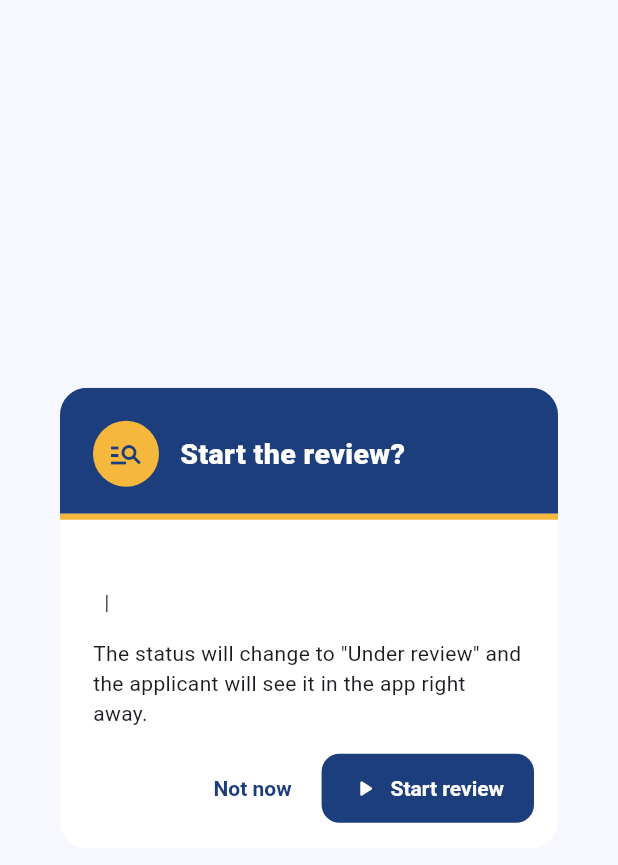
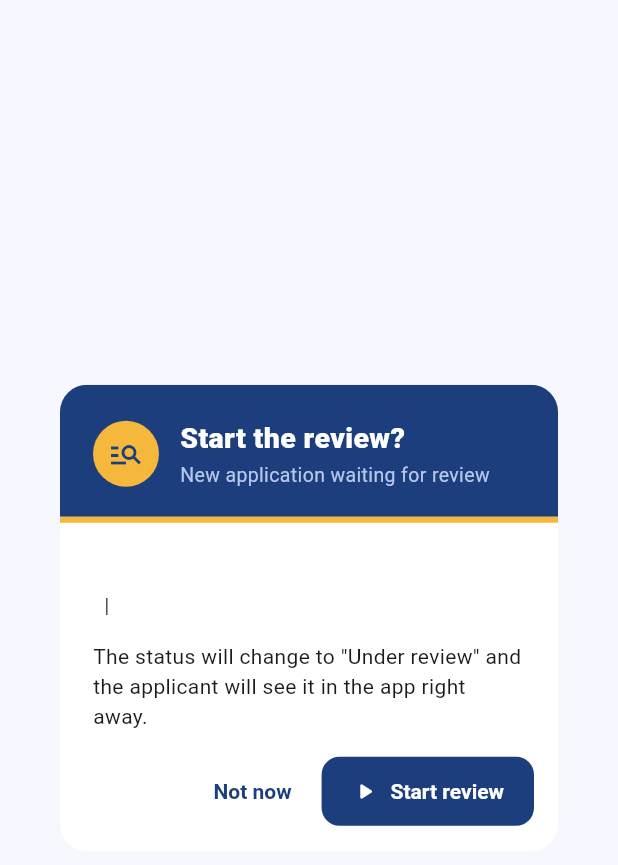
Before and after one commit to Itzmejian/UCU-ParkPermit-Admin, a Flutter app: the _StartReviewDialog widget shown alone on an empty page, opened directly with empty values, on a phone screen of 412 x 824 dp. Shown: the top 865 px of the screen. Run offline on Flutter 3.47's test engine with Material 3 defaults, Android fonts, the phone set to English and light mode, and no system bars; our stand-ins replace qr_flutter, supabase_flutter, web; missing offline and left inert: dart:js_interop, dart:ui_web; accounts and stored records are empty.

Commit message:
Appeals also use the Start review pop-up (Part 16)

```diff
--- a/lib/pages/application_detail_page.dart
+++ b/lib/pages/application_detail_page.dart
@@ -40,7 +40,7 @@ class _ApplicationDetailPageState extends State<ApplicationDetailPage> {
         _app = a;
         _loading = false;
       });
-      if (str(a['status']) == 'pending' && !_askedToStart) {
+      if (_needsStart(a) && !_askedToStart) {
         _askedToStart = true;
         WidgetsBinding.instance.addPostFrameCallback((_) => _askStartReview());
       }
@@ -54,6 +54,19 @@ class _ApplicationDetailPageState extends State<ApplicationDetailPage> {
   }
 
   void _snack(String m) => showSnack(context, m);
+
+  /// True for a new application, or an appeal nobody has started yet.
+  bool _needsStart(Map<String, dynamic> a) {
+    final status = str(a['status']);
+    if (status == 'pending') return true;
+    if (status == 'appeal_review') {
+      final ap = asOne(a['appeals']);
+      return ap.isNotEmpty && str(ap['status']) == 'submitted';
+    }
+    return false;
+  }
+
+  bool _isAppeal(Map<String, dynamic> a) => str(a['status']) == 'appeal_review';
 
   /// Opening a new application asks right away whether to start the review.
   Future<void> _askStartReview() async {
@@ -77,7 +90,11 @@ class _ApplicationDetailPageState extends State<ApplicationDetailPage> {
     final err = await AdminService.startReview(widget.id);
     if (!mounted) return;
     setState(() => _busy = false);
-    _snack(err ?? 'Review started. The applicant now sees "Under review" in the app.');
+    final appeal = _app != null && _isAppeal(_app!);
+    _snack(err ??
+        (appeal
+            ? 'Appeal review started. The applicant now sees "Appeal under review" in the app.'
+            : 'Review started. The applicant now sees "Under review" in the app.'));
     _load();
   }
 
@@ -177,9 +194,12 @@ class _ApplicationDetailPageState extends State<ApplicationDetailPage> {
         ],
       );
     }
+    final needsStart = _needsStart(a);
     final text = switch (status) {
       'pending' => 'This application is not under review yet. Start the review so the applicant sees "Under review" in the app.',
-      'appeal_review' => 'The applicant appealed and uploaded new files. Check them, then decide.',
+      'appeal_review' when needsStart =>
+        'The applicant appealed and uploaded new files. Start the review so the applicant sees "Appeal under review" in the app.',
+      'appeal_review' => 'Appeal under review. Check the new files, then approve or decline.',
       _ => 'Under review. Check the documents against the details, then approve or decline.',
     };
     return SectionCard(
@@ -187,7 +207,7 @@ class _ApplicationDetailPageState extends State<ApplicationDetailPage> {
       children: [
         Text(text, style: const TextStyle(color: AppColors.textMuted)),
         const SizedBox(height: 14),
-        if (status == 'pending')
+        if (needsStart)
           SizedBox(
             width: double.infinity,
             child: FilledButton.icon(
@@ -197,7 +217,7 @@ class _ApplicationDetailPageState extends State<ApplicationDetailPage> {
               ),
               onPressed: _busy ? null : _startReview,
               icon: const Icon(Icons.manage_search),
-              label: const Text('Start review'),
+              label: Text(status == 'appeal_review' ? 'Start appeal review' : 'Start review'),
             ),
           )
         else
@@ -416,6 +436,8 @@ class _StartReviewDialog extends StatelessWidget {
   Widget build(BuildContext context) {
     final p = asOne(app['applicant']);
     final v = asOne(app['vehicle']);
+    final appeal = str(app['status']) == 'appeal_review';
+    final ticket = str(asOne(app['appeals'])['ticket_no']);
     return Dialog(
       clipBehavior: Clip.antiAlias,
       shape: RoundedRectangleBorder(borderRadius: BorderRadius.circular(18)),
@@ -428,17 +450,25 @@ class _StartReviewDialog extends StatelessWidget {
             Container(
               color: AppColors.navy,
               padding: const EdgeInsets.fromLTRB(22, 22, 22, 18),
-              child: const Row(
+              child: Row(
                 children: [
                   CircleAvatar(
                     radius: 22,
                     backgroundColor: AppColors.gold,
-                    child: Icon(Icons.manage_search, color: AppColors.navy),
+                    child: Icon(appeal ? Icons.gavel_outlined : Icons.manage_search, color: AppColors.navy),
                   ),
-                  SizedBox(width: 14),
+                  const SizedBox(width: 14),
                   Expanded(
-                    child: Text('Start the review?',
-                        style: TextStyle(color: Colors.white, fontSize: 19, fontWeight: FontWeight.w800)),
+                    child: Column(
+                      crossAxisAlignment: CrossAxisAlignment.start,
+                      children: [
+                        Text(appeal ? 'Start the appeal review?' : 'Start the review?',
+                            style: const TextStyle(color: Colors.white, fontSize: 19, fontWeight: FontWeight.w800)),
+                        const SizedBox(height: 2),
+                        Text(appeal ? 'The applicant sent corrected documents' : 'New application waiting for review',
+                            style: const TextStyle(color: AppColors.blueSoft, fontSize: 13)),
+                      ],
+                    ),
                   ),
                 ],
               ),
@@ -453,11 +483,14 @@ class _StartReviewDialog extends StatelessWidget {
                       style: const TextStyle(
                           fontFamily: 'monospace', fontWeight: FontWeight.w800, color: AppColors.navy, fontSize: 16)),
                   const SizedBox(height: 4),
-                  Text('${str(p['full_name'])}  |  ${str(v['plate_number'])}',
+                  Text('${str(p['full_name'])}  |  ${str(v['plate_number'])}'
+                      '${appeal && ticket.isNotEmpty ? '  |  Appeal $ticket' : ''}',
                       style: const TextStyle(color: AppColors.textMuted)),
                   const SizedBox(height: 14),
-                  const Text(
-                    'The status will change to "Under review" and the applicant will see it in the app right away.',
+                  Text(
+                    appeal
+                        ? 'The appeal will change to "Under review" and the applicant will see it in the app right away.'
+                        : 'The status will change to "Under review" and the applicant will see it in the app right away.',
                   ),
                 ],
               ),
@@ -473,7 +506,7 @@ class _StartReviewDialog extends StatelessWidget {
                     style: FilledButton.styleFrom(backgroundColor: AppColors.navy),
                     onPressed: () => Navigator.pop(context, true),
                     icon: const Icon(Icons.play_arrow_rounded),
-                    label: const Text('Start review'),
+                    label: Text(appeal ? 'Start appeal review' : 'Start review'),
                   ),
                 ],
               ),
```
